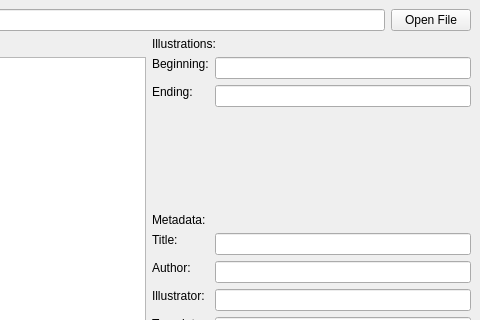
Old version of the form layout.ui in the repository Myuki/simplepub.py; both pictures show x 120 to 600 and y 0 to 320 of the 600 by 500 pixel window.
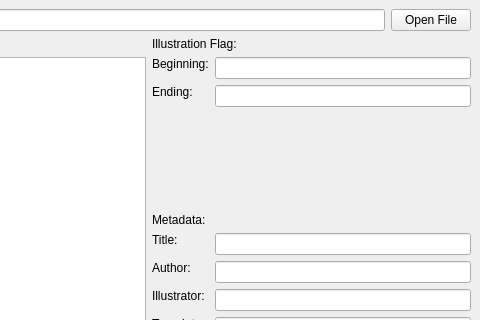
New version of the form.

What changed in the file:
```diff
--- a/layout.ui
+++ b/layout.ui
@@ -169,7 +169,7 @@
              </sizepolicy>
             </property>
             <property name="text">
-             <string>Illustrations:</string>
+             <string>Illustration Flag:</string>
             </property>
            </widget>
           </item>
```
Left out of the diff: 2 changed lines with no effect on the pictures.
